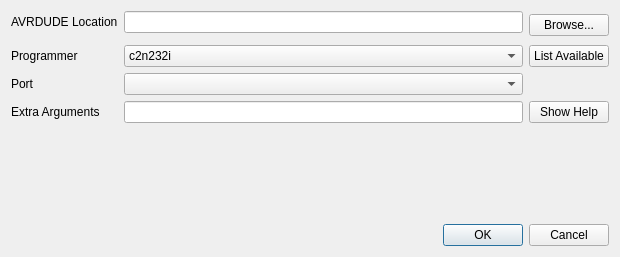
Before: the Qt Designer form src/burnconfigdialog.ui in xhorizont/eepe, drawn with Qt 5.
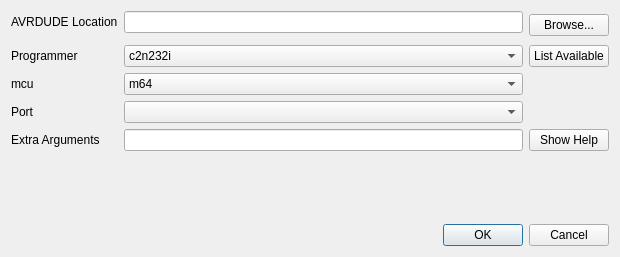
After: the same form once the commit is applied. Icons and pictures are not drawn.

```diff
--- a/src/burnconfigdialog.ui
+++ b/src/burnconfigdialog.ui
@@ -20,7 +20,7 @@
   <layout class="QGridLayout" name="gridLayout_2">
    <item row="0" column="0">
     <layout class="QGridLayout" name="gridLayout">
-     <item row="0" column="1">
+     <item row="0" column="2">
       <widget class="QLineEdit" name="avrdude_location">
        <property name="toolTip">
         <string>Location of AVRDUDE executable</string>
@@ -33,7 +33,7 @@
        </property>
       </widget>
      </item>
-     <item row="0" column="3" rowspan="2">
+     <item row="0" column="4" rowspan="2">
       <widget class="QPushButton" name="pushButton">
        <property name="whatsThis">
         <string>Use this button to browse and look for the AVRDUDE.EXE executable file.</string>
@@ -53,7 +53,7 @@
        </property>
       </widget>
      </item>
-     <item row="2" column="1">
+     <item row="2" column="2">
       <widget class="QComboBox" name="avrdude_programmer">
        <property name="whatsThis">
         <string>Programmer used for communicating with the controller.
@@ -374,7 +374,7 @@
        </item>
       </widget>
      </item>
-     <item row="2" column="3">
+     <item row="2" column="4">
       <widget class="QPushButton" name="pushButton_3">
        <property name="whatsThis">
         <string>List all available programmers.</string>
@@ -384,7 +384,7 @@
        </property>
       </widget>
      </item>
-     <item row="4" column="1">
+     <item row="5" column="2">
       <widget class="QLineEdit" name="avrArgs">
        <property name="toolTip">
         <string>Extra arguments that will be passed to AVRDUDE on every call</string>
@@ -400,7 +400,7 @@
        </property>
       </widget>
      </item>
-     <item row="4" column="0">
+     <item row="5" column="0">
       <widget class="QLabel" name="label_3">
        <property name="text">
         <string>Extra Arguments</string>
@@ -410,7 +410,7 @@
        </property>
       </widget>
      </item>
-     <item row="4" column="3">
+     <item row="5" column="4">
       <widget class="QPushButton" name="pushButton_4">
        <property name="whatsThis">
         <string>Show AVRDUDE help</string>
@@ -420,7 +420,7 @@
        </property>
       </widget>
      </item>
-     <item row="3" column="1">
+     <item row="4" column="2">
       <widget class="QComboBox" name="avrdude_port">
        <property name="whatsThis">
         <string>Communication port to the programmer.
@@ -483,7 +483,7 @@
        </item>
       </widget>
      </item>
-     <item row="3" column="0">
+     <item row="4" column="0">
       <widget class="QLabel" name="label_5">
        <property name="text">
         <string>Port</string>
@@ -503,6 +503,42 @@
        </property>
       </widget>
      </item>
+     <item row="3" column="0">
+      <widget class="QLabel" name="label_4">
+       <property name="text">
+        <string>mcu</string>
+       </property>
+       <property name="alignment">
+        <set>Qt::AlignLeading|Qt::AlignLeft|Qt::AlignVCenter</set>
+       </property>
+      </widget>
+     </item>
+     <item row="3" column="2">
+      <widget class="QComboBox" name="avrdude_mcu">
+       <property name="whatsThis">
+        <string>Programmer used for communicating with the controller.
+Please consult the programmer's documentation and the AVRDUDE documentation to select the appropriate programmer.</string>
+       </property>
+       <property name="insertPolicy">
+        <enum>QComboBox::InsertAlphabetically</enum>
+       </property>
+       <item>
+        <property name="text">
+         <string>m64</string>
+        </property>
+       </item>
+       <item>
+        <property name="text">
+         <string>m128</string>
+        </property>
+       </item>
+       <item>
+        <property name="text">
+         <string>m328p</string>
+        </property>
+       </item>
+      </widget>
+     </item>
     </layout>
    </item>
    <item row="2" column="0">
```
